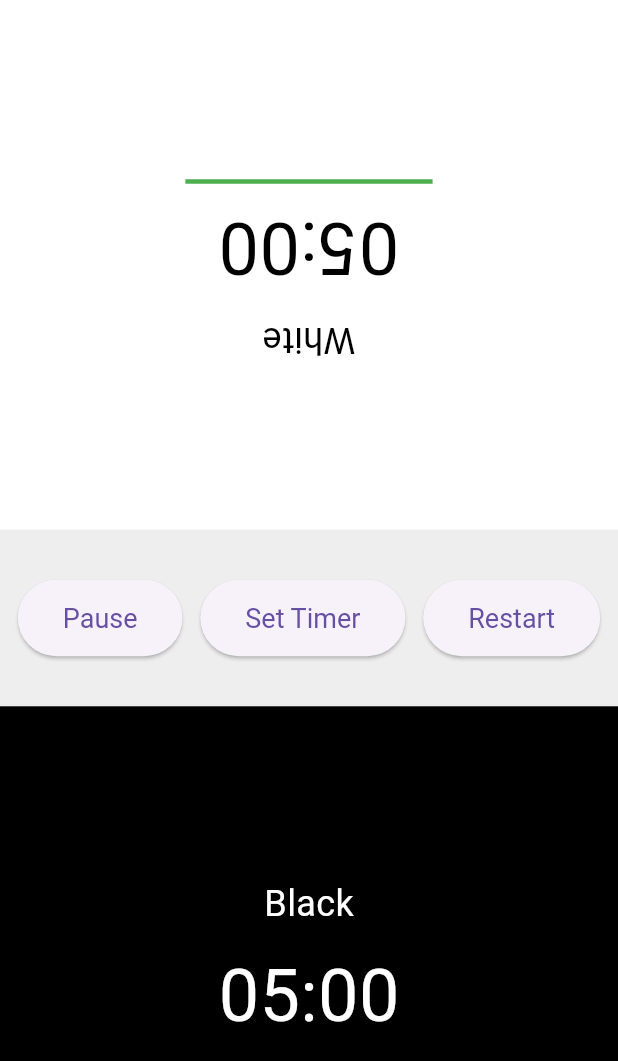
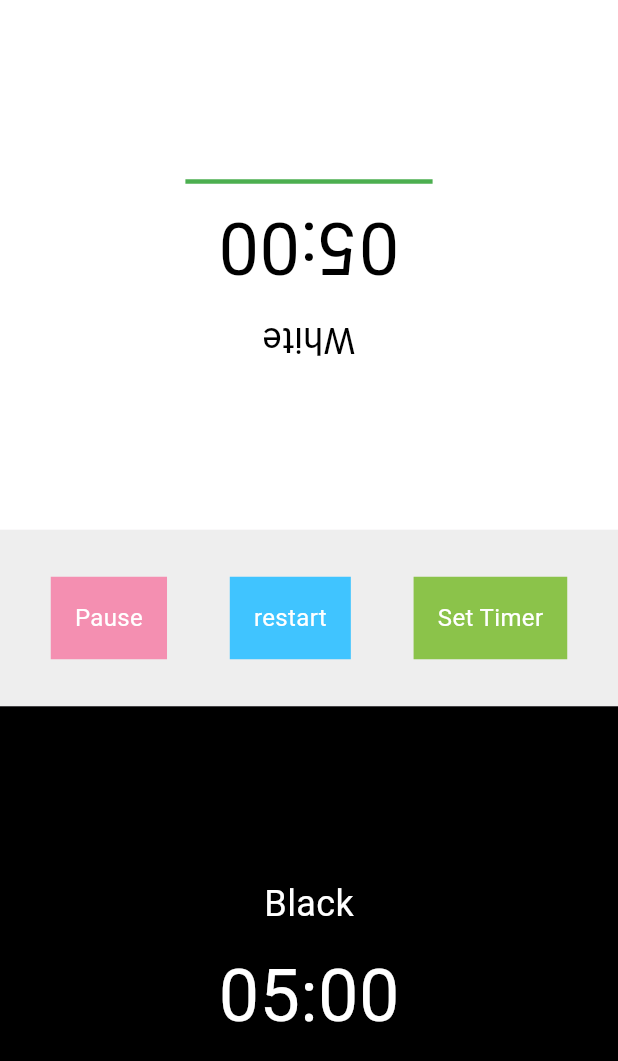
Before and after one commit to westrunner/Chess-clock, a Flutter app: the screen it shows after launch, on a phone screen of 412 x 824 dp. Shown: the top 1061 px of the screen. Run offline on Flutter 3.47's test engine with Material 3 defaults, Android fonts, the phone set to English and light mode, and no system bars.

Commit message:
Created AppButton ^-^

```diff
--- a/lib/Layout/home.dart
+++ b/lib/Layout/home.dart
@@ -1,7 +1,8 @@
 import 'dart:async';
 
-import 'package:chess_clock/Layout/set_custom_timer.dart';
-import 'package:chess_clock/Layout/show_game_over_dialog.dart';
+import 'package:chess_clock/Layout/dialog/set_custom_timer.dart';
+import 'package:chess_clock/Layout/dialog/show_game_over_dialog.dart';
+import 'package:chess_clock/Layout/widget/app_button.dart';
 import 'package:flutter/material.dart';
 
 class ChessClock extends StatefulWidget {
@@ -127,17 +128,27 @@ class _ChessClockState extends State<ChessClock> {
               child: Row(
                 mainAxisAlignment: MainAxisAlignment.spaceEvenly,
                 children: [
-                  ElevatedButton(
-                    onPressed: pause,
-                    style: ElevatedButton.styleFrom(
-                      padding:
-                          EdgeInsets.symmetric(horizontal: 30, vertical: 15),
-                      textStyle: TextStyle(fontSize: 18),
-                    ),
-                    child: Text(isPaused ? 'Resume' : 'Pause'),
+                  // ElevatedButton(
+                  //   onPressed: pause,
+                  //   style: ElevatedButton.styleFrom(
+                  //     padding:
+                  //         EdgeInsets.symmetric(horizontal: 30, vertical: 15),
+                  //     textStyle: TextStyle(fontSize: 18),
+                  //   ),
+                  //   child: Text(isPaused ? 'Resume' : 'Pause'),
+                  // ),
+                  AppButton(
+                    pepeOnTap: pause,
+                    textoBoton: isPaused ? 'Resume' : 'Pause',
+                    fondoColor: Colors.pink.shade200,
                   ),
-                  ElevatedButton(
-                    onPressed: () => setCustomTimer(
+                  AppButton(
+                    pepeOnTap: restart,
+                    textoBoton: 'restart',
+                    fondoColor: Colors.lightBlueAccent,
+                  ),
+                  AppButton(
+                    pepeOnTap: () => setCustomTimer(
                       context: context,
                       onChanged: (value) {
                         addTimePerMove = int.tryParse(value) ?? 0;
@@ -153,22 +164,42 @@ class _ChessClockState extends State<ChessClock> {
                         Navigator.of(context).pop();
                       },
                     ),
-                    style: ElevatedButton.styleFrom(
-                      padding:
-                          EdgeInsets.symmetric(horizontal: 30, vertical: 15),
-                      textStyle: TextStyle(fontSize: 18),
-                    ),
-                    child: Text('Set Timer'),
+                    textoBoton: 'Set Timer',
+                    fondoColor: Colors.lightGreen,
                   ),
-                  ElevatedButton(
-                    onPressed: restart,
-                    style: ElevatedButton.styleFrom(
-                      padding:
-                          EdgeInsets.symmetric(horizontal: 30, vertical: 15),
-                      textStyle: TextStyle(fontSize: 18),
-                    ),
-                    child: Text('Restart'),
-                  ),
+                  // ElevatedButton(
+                  //   onPressed: () => setCustomTimer(
+                  //     context: context,
+                  //     onChanged: (value) {
+                  //       addTimePerMove = int.tryParse(value) ?? 0;
+                  //     },
+                  //     onPressed: (minutes, seconds) {
+                  //       setState(() {
+                  //         player1Time = (minutes * 60 + seconds) *
+                  //             1000; // Convert to milliseconds
+                  //         player2Time = (minutes * 60 + seconds) *
+                  //             1000; // Convert to milliseconds
+                  //         isPaused = false;
+                  //       });
+                  //       Navigator.of(context).pop();
+                  //     },
+                  //   ),
+                  //   style: ElevatedButton.styleFrom(
+                  //     padding:
+                  //         EdgeInsets.symmetric(horizontal: 30, vertical: 15),
+                  //     textStyle: TextStyle(fontSize: 18),
+                  //   ),
+                  //   child: Text('Set Timer'),
+                  // ),
+                  // ElevatedButton(
+                  //   onPressed: restart,
+                  //   style: ElevatedButton.styleFrom(
+                  //     padding:
+                  //         EdgeInsets.symmetric(horizontal: 30, vertical: 15),
+                  //     textStyle: TextStyle(fontSize: 18),
+                  //   ),
+                  //   child: Text('Restart'),
+                  // ),
                 ],
               ),
             ),
--- /dev/null
+++ b/lib/Layout/widget/app_button.dart
@@ -0,0 +1,30 @@
+import 'package:flutter/material.dart';
+
+class AppButton extends StatelessWidget {
+  const AppButton(
+      {super.key,
+      required this.pepeOnTap,
+      required this.textoBoton,
+      required this.fondoColor});
+  final Function() pepeOnTap;
+  final String textoBoton;
+  final Color fondoColor;
+  @override
+  Widget build(BuildContext context) {
+    return GestureDetector(
+      onTap: pepeOnTap,
+      child: Container(
+        padding: EdgeInsets.all(16),
+        margin: EdgeInsets.all(8),
+        color: fondoColor,
+        child: Text(
+          textoBoton,
+          style: TextStyle(
+            color: Colors.white,
+            fontSize: 16,
+          ),
+        ),
+      ),
+    );
+  }
+}
```
Also changed, not shown: lib/Layout/dialog/set_custom_timer.dart (renamed from lib/Layout/set_custom_timer.dart), lib/Layout/dialog/show_game_over_dialog.dart (renamed from lib/Layout/show_game_over_dialog.dart).
